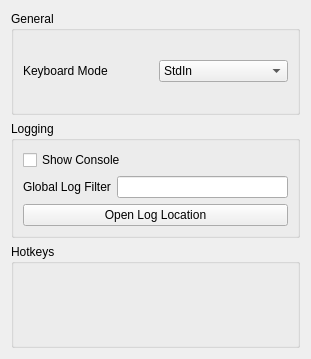
Before: the Qt Designer form src/citra/configuration/configure_general.ui in GreenAmaranthine/citra, drawn with Qt 5.
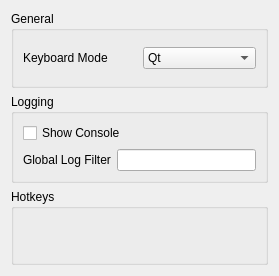
After: the same form once the commit is applied. Custom widgets are drawn as their Qt base class.

Commit message: Remove open log location; add open user directory option; fix msvc; rename log file name

What changed in the file:
```diff
--- a/src/citra/configuration/configure_general.ui
+++ b/src/citra/configuration/configure_general.ui
@@ -6,8 +6,8 @@
    <rect>
     <x>0</x>
     <y>0</y>
-    <width>311</width>
-    <height>359</height>
+    <width>279</width>
+    <height>276</height>
    </rect>
   </property>
   <property name="windowTitle">
@@ -35,6 +35,9 @@
             </item>
             <item>
              <widget class="QComboBox" name="combobox_keyboard_mode">
+              <property name="currentIndex">
+               <number>1</number>
+              </property>
               <item>
                <property name="text">
                 <string>StdIn</string>
@@ -84,17 +87,6 @@
           </item>
          </layout>
         </item>
-        <item>
-         <layout class="QHBoxLayout" name="horizontalLayout_9">
-          <item>
-           <widget class="QPushButton" name="open_log_button">
-            <property name="text">
-             <string>Open Log Location</string>
-            </property>
-           </widget>
-          </item>
-         </layout>
-        </item>
        </layout>
       </widget>
      </item>
```
The commit also changes 10 other files.
